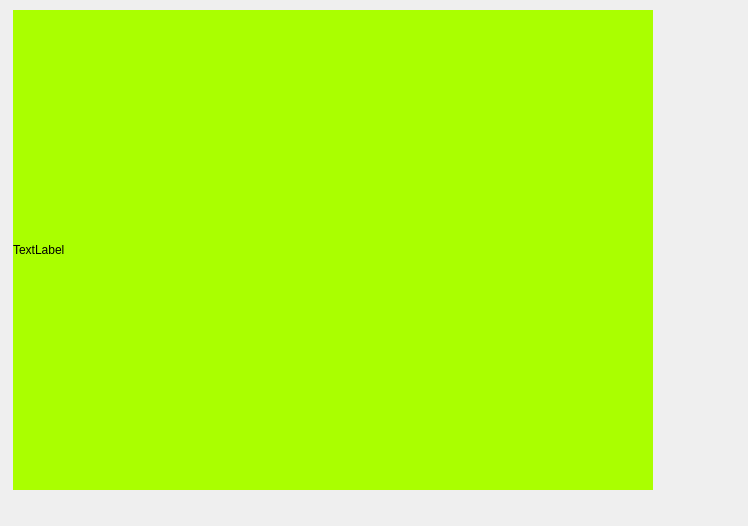
Qt form source/plug/camera_ui.ui (chopin1993/protocolmaster-20210731) before a commit.
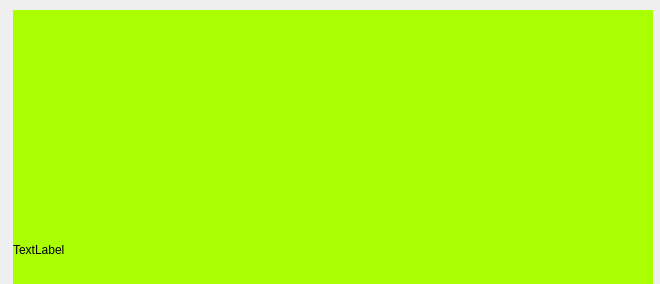
The same form after that commit.

Commit message: 1. 主界面自动适配

The edit to the form file:
```diff
--- a/source/plug/camera_ui.ui
+++ b/source/plug/camera_ui.ui
@@ -6,8 +6,8 @@
    <rect>
     <x>0</x>
     <y>0</y>
-    <width>748</width>
-    <height>526</height>
+    <width>660</width>
+    <height>284</height>
    </rect>
   </property>
   <property name="windowTitle">
```
The commit also changes 6 other files.
